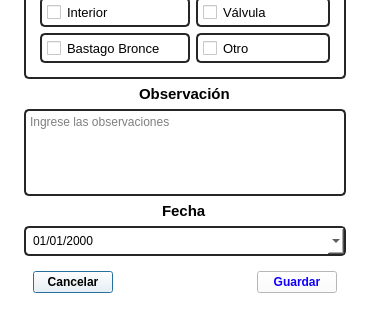
Julian2455/beatmat, file resources/ui/tareas_form.ui: the form before one commit; both pictures show x 0 to 371 and y 361 to 681 of the 371 by 681 pixel window.
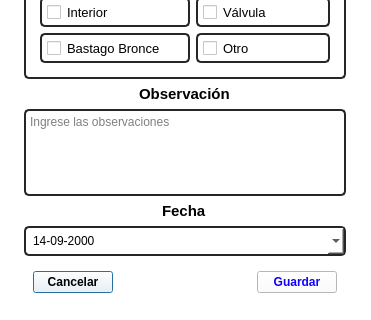
The form after the commit. Icons and pictures are not drawn.

Commit message: carga de tareas

What changed in the file:
```diff
--- a/resources/ui/tareas_form.ui
+++ b/resources/ui/tareas_form.ui
@@ -399,8 +399,25 @@
 padding: 5px;
 </string>
            </property>
+           <property name="buttonSymbols">
+            <enum>QAbstractSpinBox::PlusMinus</enum>
+           </property>
+           <property name="maximumDate">
+            <date>
+             <year>2100</year>
+             <month>12</month>
+             <day>31</day>
+            </date>
+           </property>
+           <property name="minimumDate">
+            <date>
+             <year>2000</year>
+             <month>9</month>
+             <day>14</day>
+            </date>
+           </property>
            <property name="displayFormat">
-            <string>dd/MM/yyyy</string>
+            <string>dd-MM-yyyy</string>
            </property>
            <property name="calendarPopup">
             <bool>true</bool>
```
The commit also changes 7 other files.
